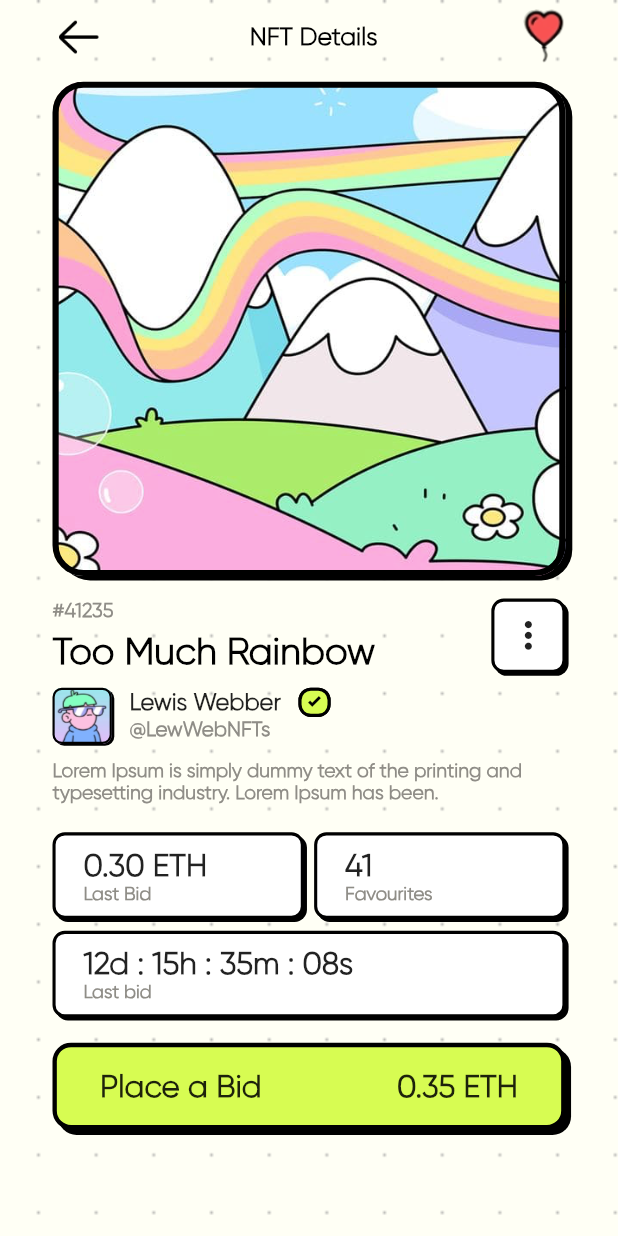
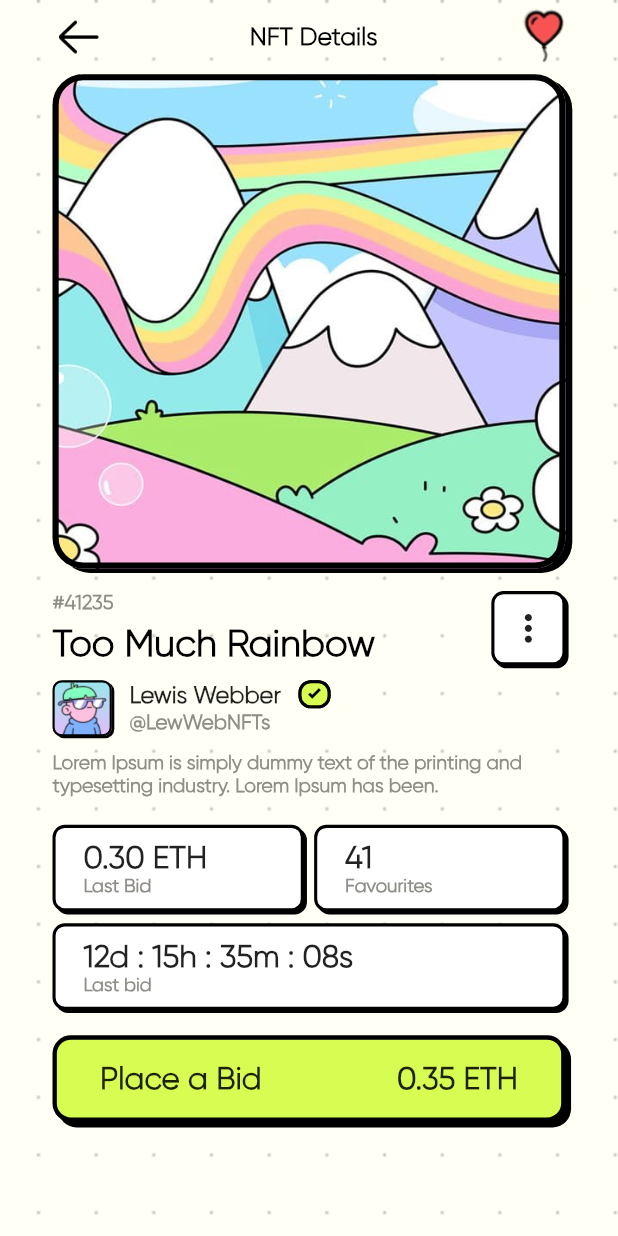
Before and after one commit to oberdancunha/flutter-neubrutalism-nft-marketplace, a Flutter app: the screen it shows after launch, on a phone screen of 412 x 824 dp. Run offline on Flutter 3.47's test engine with Material 2 defaults, Android fonts, the phone set to English and light mode, and no system bars; project files that could hold a hidden picture were left out.

Commit message:
Adjust layout size.

```diff
--- a/lib/components/user/user_checked_widget.dart
+++ b/lib/components/user/user_checked_widget.dart
@@ -9,7 +9,7 @@ class UserCheckedWidget extends StatelessWidget {
   @override
   Widget build(BuildContext context) => LayoutBuilder(
         builder: (_, constraints) => UIContainer(
-          height: constraints.maxHeight * 0.52,
+          height: constraints.maxHeight * 0.5,
           width: MediaQuery.sizeOf(context).width * 0.052,
           radius: MediaQuery.sizeOf(context).width * 0.02,
           borderWidth: MediaQuery.sizeOf(context).width * 0.005,
--- a/lib/home_page.dart
+++ b/lib/home_page.dart
@@ -21,7 +21,6 @@ class HomePage extends StatelessWidget {
               child: Column(
                 children: [
                   MainTitleBarWidget(),
-                  SizedBox(height: 5),
                   RainbowImageWidget(),
                   SizedBox(height: 15),
                   Column(
```
